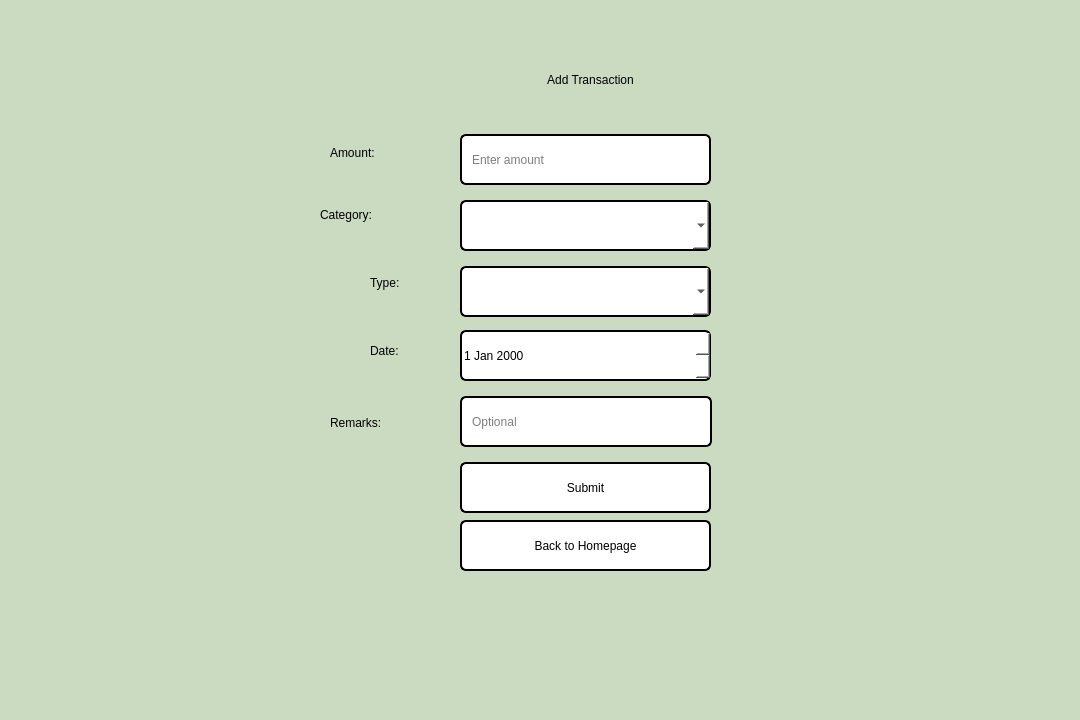
Qt form transactions.ui (aasishhumagain/BudgetBuddy) before a commit.
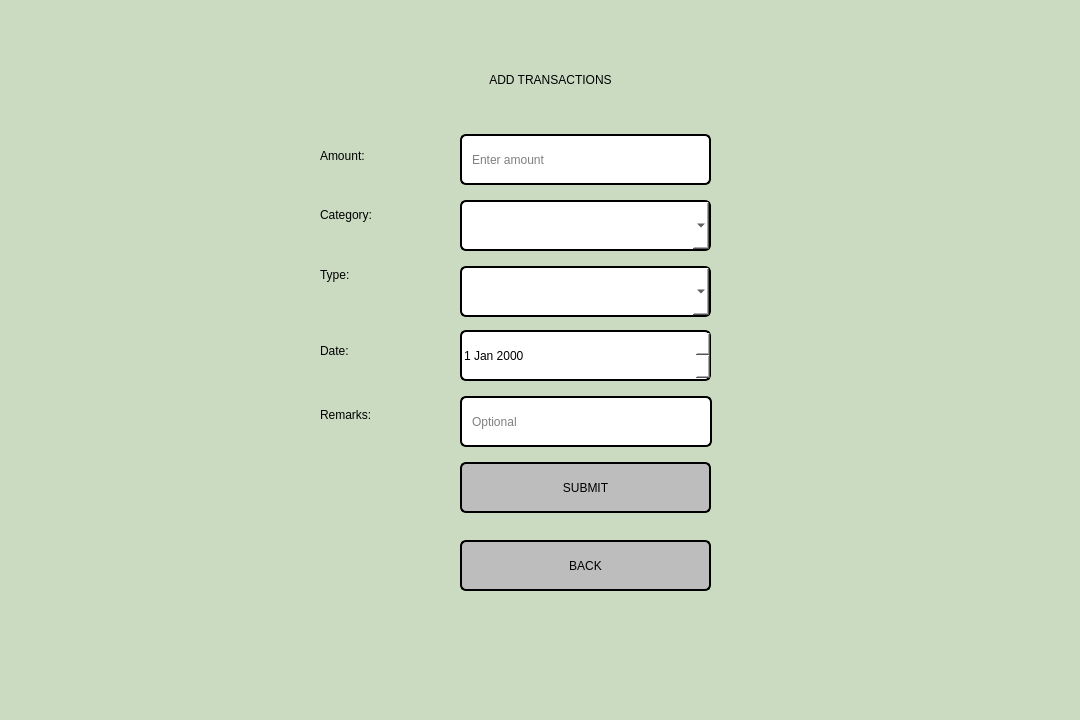
The same form after that commit.

Diff of the .ui file:
```diff
--- a/transactions.ui
+++ b/transactions.ui
@@ -21,9 +21,9 @@
   <widget class="QLabel" name="labelTitle">
    <property name="geometry">
     <rect>
-     <x>400</x>
+     <x>320</x>
      <y>60</y>
-     <width>381</width>
+     <width>461</width>
      <height>40</height>
     </rect>
    </property>
@@ -34,7 +34,7 @@
    </string>
    </property>
    <property name="text">
-    <string>Add Transaction</string>
+    <string>ADD TRANSACTIONS</string>
    </property>
    <property name="alignment">
     <set>Qt::AlignmentFlag::AlignCenter</set>
@@ -43,10 +43,10 @@
   <widget class="QLabel" name="labelAmount">
    <property name="geometry">
     <rect>
-     <x>330</x>
+     <x>320</x>
      <y>140</y>
      <width>111</width>
-     <height>25</height>
+     <height>31</height>
     </rect>
    </property>
    <property name="styleSheet">
@@ -126,10 +126,10 @@
   <widget class="QLabel" name="labelType">
    <property name="geometry">
     <rect>
-     <x>370</x>
-     <y>270</y>
-     <width>100</width>
-     <height>25</height>
+     <x>320</x>
+     <y>254</y>
+     <width>111</width>
+     <height>41</height>
     </rect>
    </property>
    <property name="styleSheet">
@@ -163,7 +163,7 @@
   <widget class="QLabel" name="labelDate">
    <property name="geometry">
     <rect>
-     <x>370</x>
+     <x>320</x>
      <y>330</y>
      <width>131</width>
      <height>41</height>
@@ -201,10 +201,10 @@
   <widget class="QLabel" name="labelRemarks">
    <property name="geometry">
     <rect>
-     <x>330</x>
-     <y>410</y>
-     <width>100</width>
-     <height>25</height>
+     <x>320</x>
+     <y>394</y>
+     <width>111</width>
+     <height>41</height>
     </rect>
    </property>
    <property name="styleSheet">
@@ -251,37 +251,39 @@
    </property>
    <property name="styleSheet">
     <string notr="true">
-     font: 600 12pt &quot;Segoe UI&quot;;
-     background: white;
+     font: 700 18pt &quot;Segoe UI&quot;;
+
+background-color: rgb(189, 189, 189);
      color: rgb(0, 0, 0);
      border: 2px solid black;
      border-radius: 6px;
    </string>
    </property>
    <property name="text">
-    <string>Submit</string>
+    <string>SUBMIT</string>
    </property>
   </widget>
   <widget class="QPushButton" name="buttonBack">
    <property name="geometry">
     <rect>
      <x>460</x>
-     <y>520</y>
+     <y>540</y>
      <width>251</width>
      <height>51</height>
     </rect>
    </property>
    <property name="styleSheet">
     <string notr="true">
-     font: 600 12pt &quot;Segoe UI&quot;;
-     background: white;
+     font: 700 18pt &quot;Segoe UI&quot;;
+
+background-color: rgb(189, 189, 189);
      color: rgb(0, 0, 0);
      border: 2px solid black;
      border-radius: 6px;
    </string>
    </property>
    <property name="text">
-    <string>Back to Homepage</string>
+    <string>BACK</string>
    </property>
   </widget>
  </widget>
```
Left out of the diff: 15 changed lines with no effect on the pictures.
